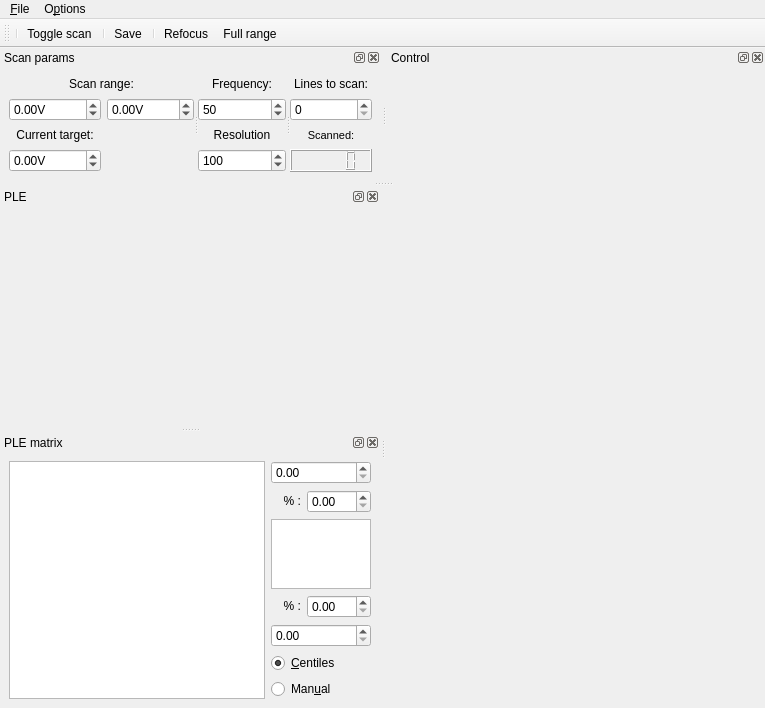
Before: the Qt Designer form src/qudi/gui/ple/ple_gui.ui in bbuusshh/scudi, drawn with Qt 5.
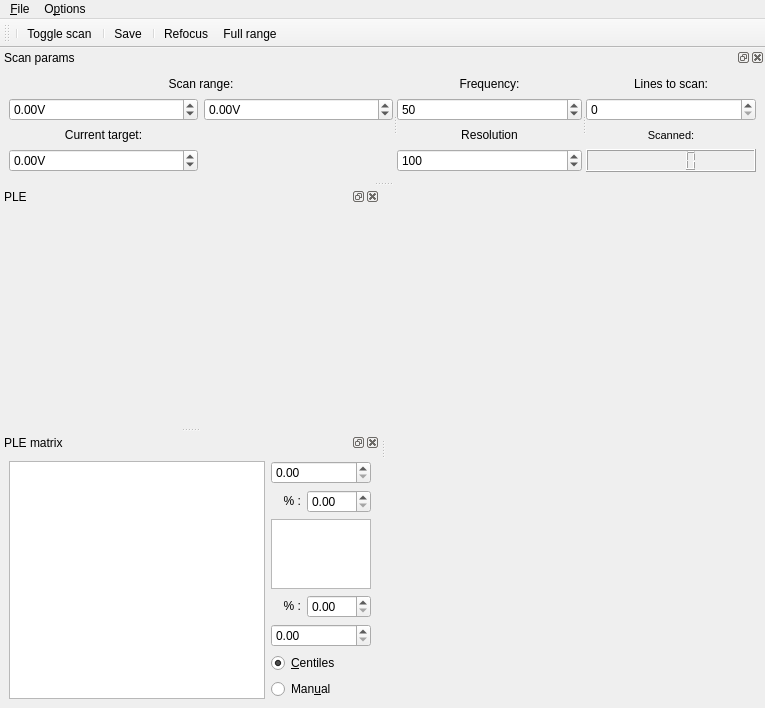
After: the same form once the commit is applied. Icons and pictures are not drawn. Custom widgets are drawn as their Qt base class.

Commit message: update control groupbox

The edit to the form file:
```diff
--- a/src/qudi/gui/ple/ple_gui.ui
+++ b/src/qudi/gui/ple/ple_gui.ui
@@ -387,40 +387,6 @@
     </layout>
    </widget>
   </widget>
-  <widget class="QDockWidget" name="dockWidget">
-   <property name="minimumSize">
-    <size>
-     <width>80</width>
-     <height>63</height>
-    </size>
-   </property>
-   <property name="windowTitle">
-    <string>Control</string>
-   </property>
-   <attribute name="dockWidgetArea">
-    <number>4</number>
-   </attribute>
-   <widget class="QWidget" name="dockWidgetContents">
-    <layout class="QGridLayout" name="gridLayout_7">
-     <item row="0" column="0">
-      <spacer name="horizontalSpacer">
-       <property name="orientation">
-        <enum>Qt::Horizontal</enum>
-       </property>
-       <property name="sizeType">
-        <enum>QSizePolicy::Maximum</enum>
-       </property>
-       <property name="sizeHint" stdset="0">
-        <size>
-         <width>360</width>
-         <height>20</height>
-        </size>
-       </property>
-      </spacer>
-     </item>
-    </layout>
-   </widget>
-  </widget>
   <widget class="QDockWidget" name="ple_data_dockWidget">
    <property name="sizePolicy">
     <sizepolicy hsizetype="Preferred" vsizetype="Preferred">
```
The commit also changes 4 other files.
